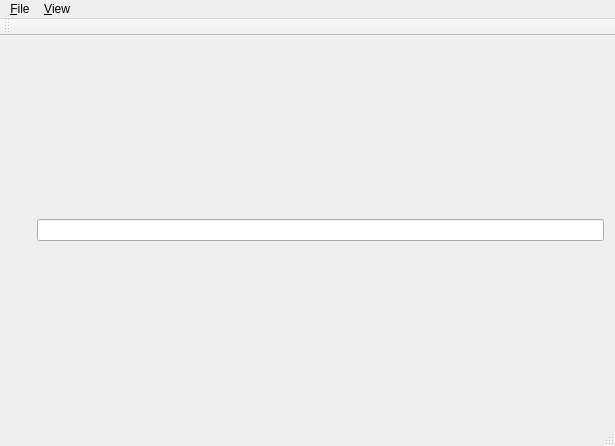
lzh9102/qtypist, file mainwindow.ui: the form before one commit.
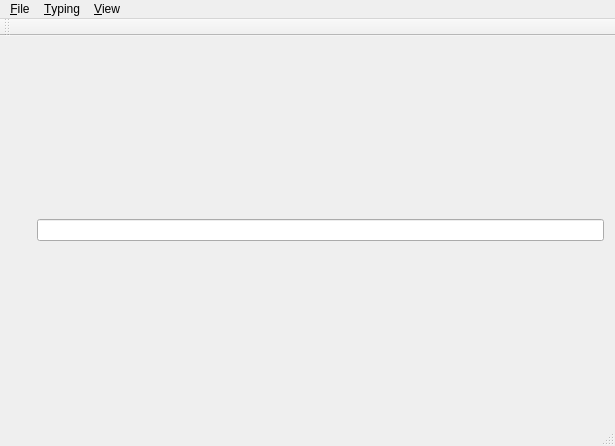
The form after the commit. Icons and pictures are not drawn.

Commit message: Add autocommit function.

The edit to the form file:
```diff
--- a/mainwindow.ui
+++ b/mainwindow.ui
@@ -83,7 +83,15 @@
     </property>
     <addaction name="actionUnderline"/>
    </widget>
+   <widget class="QMenu" name="menuTyping">
+    <property name="title">
+     <string>&amp;Typing</string>
+    </property>
+    <addaction name="actionAutoCommit"/>
+    <addaction name="actionSkip"/>
+   </widget>
    <addaction name="menuFile"/>
+   <addaction name="menuTyping"/>
    <addaction name="menuView"/>
   </widget>
   <widget class="QToolBar" name="mainToolBar">
```
Left out of the diff: 13 changed lines with no effect on the pictures. The commit also changes 2 other files.
